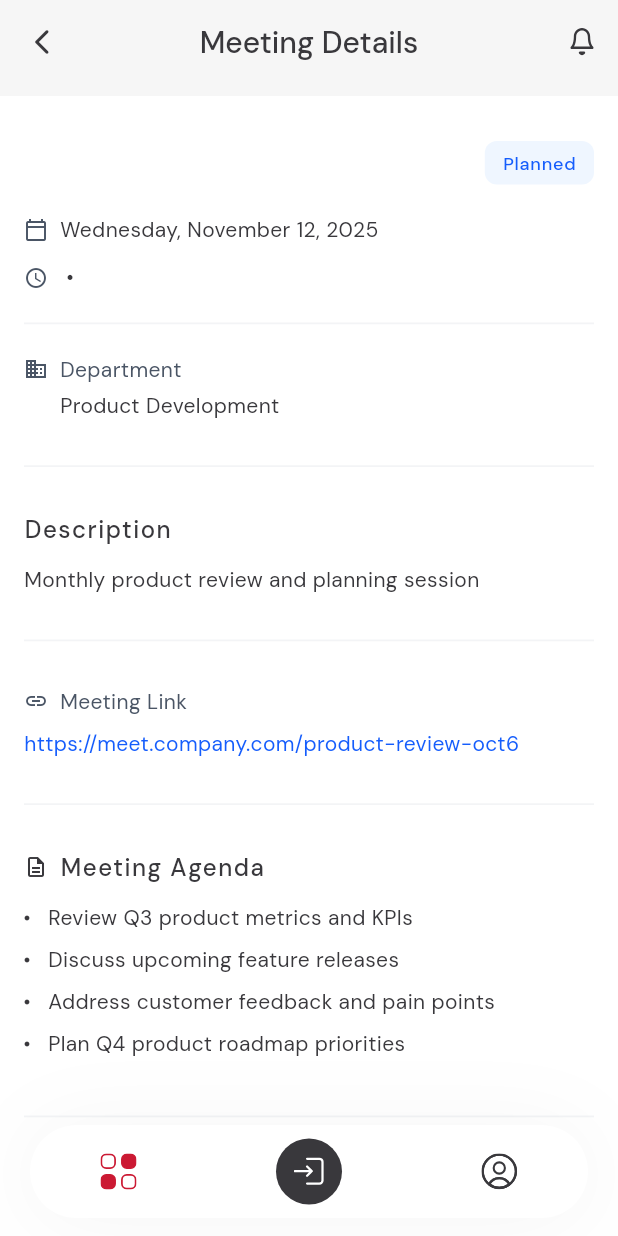
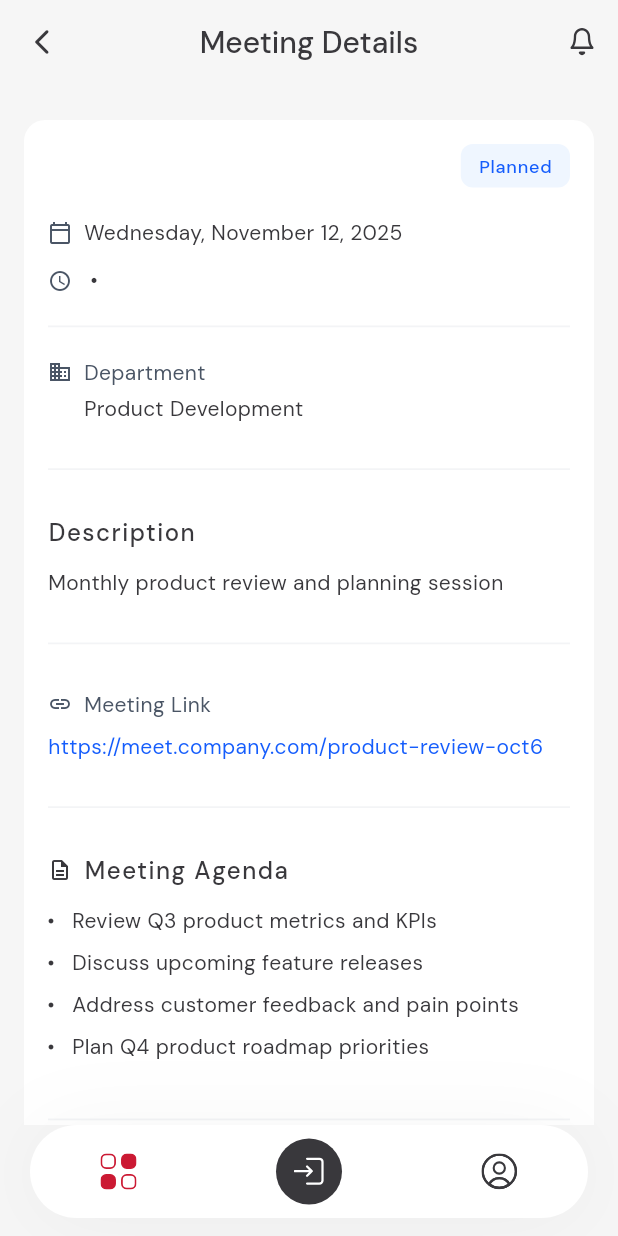
Before and after one commit to salma-al/smartvision-mobile-app, a Flutter app: the MeetingDetailsPage screen opened directly with empty values, on a phone screen of 412 x 824 dp. Run offline on Flutter 3.47's test engine with Material 3 defaults, Android fonts, the phone set to English and light mode, and no system bars; our stand-ins replace flutter_svg, google_fonts.

Commit message:
fix(navigation): pages navigation fix

```diff
--- a/lib/pages/announcement_detail_page.dart
+++ b/lib/pages/announcement_detail_page.dart
@@ -15,6 +15,7 @@ class AnnouncementDetailPage extends StatelessWidget {
   @override
   Widget build(BuildContext context) {
     return BaseScaffold(
+      currentNavIndex: 2, // Profile section
       appBar: const SecondaryAppBar(
         title: 'Announcement',
         showBackButton: true,
--- a/lib/pages/announcements_page.dart
+++ b/lib/pages/announcements_page.dart
@@ -82,6 +82,7 @@ class _AnnouncementsPageState extends State<AnnouncementsPage> {
   @override
   Widget build(BuildContext context) {
     return BaseScaffold(
+      currentNavIndex: 2, // Profile section
       backgroundColor: AppColors.backgroundColor,
       appBar: const SecondaryAppBar(
         title: 'Announcement',
--- a/lib/pages/attendance_page.dart
+++ b/lib/pages/attendance_page.dart
@@ -37,6 +37,7 @@ class _AttendancePageState extends State<AttendancePage> {
   @override
   Widget build(BuildContext context) {
     return BaseScaffold(
+      currentNavIndex: 0, // Home section
       appBar: const SecondaryAppBar(title: 'Attendance Report'),
       body: SafeArea(
         child: SingleChildScrollView(
--- a/lib/pages/company_overview_page.dart
+++ b/lib/pages/company_overview_page.dart
@@ -10,6 +10,7 @@ class CompanyOverviewPage extends StatelessWidget {
   @override
   Widget build(BuildContext context) {
     return BaseScaffold(
+      currentNavIndex: 2, // Profile section
       appBar: const SecondaryAppBar(
         title: 'Company Overview',
         showBackButton: true,
--- a/lib/pages/leave_request_page.dart
+++ b/lib/pages/leave_request_page.dart
@@ -210,6 +210,7 @@ class _LeaveRequestPageState extends State<LeaveRequestPage> {
   @override
   Widget build(BuildContext context) {
     return BaseScaffold(
+      currentNavIndex: 0, // Home section
       appBar: const SecondaryAppBar(title: 'Leave Request'),
       body: SafeArea(
         child: SingleChildScrollView(
--- a/lib/pages/meeting_details_page.dart
+++ b/lib/pages/meeting_details_page.dart
@@ -63,17 +63,20 @@ class MeetingDetailsPage extends StatelessWidget {
     final status = 'Planned'; // This would come from data
 
     return BaseScaffold(
-      backgroundColor: AppColors.white,
+      currentNavIndex: 0, // Home section
       appBar: const SecondaryAppBar(title: 'Meeting Details'),
       body: SafeArea(
         child: SingleChildScrollView(
-          padding: const EdgeInsets.symmetric(
-            horizontal: AppSpacing.pagePaddingHorizontal,
-            vertical: AppSpacing.pagePaddingVertical,
-          ),
-          child: Column(
-            crossAxisAlignment: CrossAxisAlignment.start,
-            children: [
+          padding: const EdgeInsets.all(16),
+          child: Container(
+            decoration: BoxDecoration(
+              color: AppColors.white,
+              borderRadius: BorderRadius.circular(AppBorderRadius.radius14),
+            ),
+            padding: const EdgeInsets.all(16),
+            child: Column(
+              crossAxisAlignment: CrossAxisAlignment.start,
+              children: [
               // Title and Status Badge
               Row(
                 children: [
@@ -311,6 +314,7 @@ class MeetingDetailsPage extends StatelessWidget {
                 },
               ),
             ],
+            ),
           ),
         ),
       ),
--- a/lib/pages/meetings_page.dart
+++ b/lib/pages/meetings_page.dart
@@ -316,6 +316,7 @@ class _MeetingsPageState extends State<MeetingsPage> {
     final dropdownKey = GlobalKey();
 
     return BaseScaffold(
+      currentNavIndex: 0, // Home section
       appBar: const SecondaryAppBar(title: 'Meetings'),
       body: SafeArea(
         child: SingleChildScrollView(
--- a/lib/pages/notifications_page.dart
+++ b/lib/pages/notifications_page.dart
@@ -10,6 +10,7 @@ class NotificationsPage extends StatelessWidget {
   @override
   Widget build(BuildContext context) {
     return BaseScaffold(
+      currentNavIndex: 0, // Home section
       appBar: SecondaryAppBar(
         title: 'Notifications',
         notificationCount: 3,
--- a/lib/pages/overtime_request_page.dart
+++ b/lib/pages/overtime_request_page.dart
@@ -218,6 +218,7 @@ class _OvertimeRequestPageState extends State<OvertimeRequestPage> {
   @override
   Widget build(BuildContext context) {
     return BaseScaffold(
+      currentNavIndex: 0, // Home section
       appBar: const SecondaryAppBar(title: 'Overtime Request'),
       body: SafeArea(
         child: SingleChildScrollView(
--- a/lib/pages/personal_information_page.dart
+++ b/lib/pages/personal_information_page.dart
@@ -10,6 +10,7 @@ class PersonalInformationPage extends StatelessWidget {
   @override
   Widget build(BuildContext context) {
     return BaseScaffold(
+      currentNavIndex: 2, // Profile section
       appBar: const SecondaryAppBar(
         title: 'Personal Information',
         showBackButton: true,
--- a/lib/pages/request_approval_page.dart
+++ b/lib/pages/request_approval_page.dart
@@ -18,6 +18,7 @@ class _RequestApprovalPageState extends State<RequestApprovalPage> {
   @override
   Widget build(BuildContext context) {
     return BaseScaffold(
+      currentNavIndex: 0, // Home section
       appBar: const SecondaryAppBar(title: 'Request Approval'),
       body: SafeArea(
         child: SingleChildScrollView(
--- a/lib/pages/salary_detail_page.dart
+++ b/lib/pages/salary_detail_page.dart
@@ -16,6 +16,7 @@ class SalaryDetailPage extends StatelessWidget {
     final details = salary['details'] as Map<String, dynamic>;
 
     return BaseScaffold(
+      currentNavIndex: 2, // Profile section
       backgroundColor: AppColors.backgroundColor,
       appBar: const SecondaryAppBar(
         title: 'Salary Details',
--- a/lib/pages/salary_history_page.dart
+++ b/lib/pages/salary_history_page.dart
@@ -114,6 +114,7 @@ class _SalaryHistoryPageState extends State<SalaryHistoryPage> {
   @override
   Widget build(BuildContext context) {
     return BaseScaffold(
+      currentNavIndex: 2, // Profile section
       backgroundColor: AppColors.backgroundColor,
       appBar: const SecondaryAppBar(
         title: 'Salary History',
--- a/lib/pages/shift_request_page.dart
+++ b/lib/pages/shift_request_page.dart
@@ -202,6 +202,7 @@ class _ShiftRequestPageState extends State<ShiftRequestPage> {
   @override
   Widget build(BuildContext context) {
     return BaseScaffold(
+      currentNavIndex: 0, // Home section
       appBar: const SecondaryAppBar(title: 'Shift Request'),
       body: SafeArea(
         child: SingleChildScrollView(
```
Also changed, not shown: lib/widgets/bottom_island.dart (+9 -9 lines).
